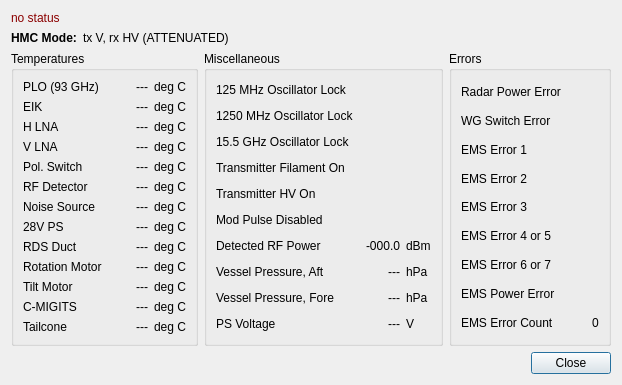
Before: the Qt Designer form src/hcrgui/Pmc730Details.ui in NCAR/HCR_instrument, drawn with Qt 5.
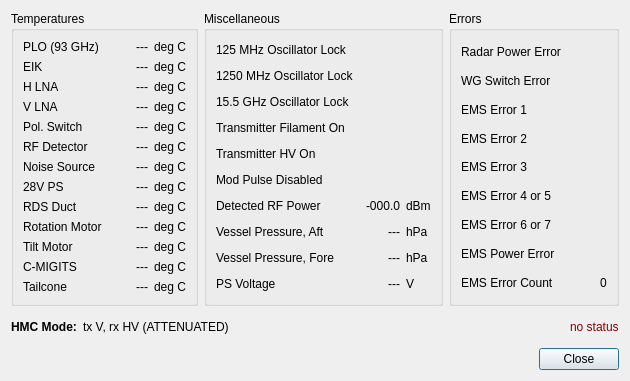
After: the same form once the commit is applied. Icons and pictures are not drawn.

Commit message: Moved daemon status and HMC mode display to bottom of GUI.

```diff
--- a/src/hcrgui/Pmc730Details.ui
+++ b/src/hcrgui/Pmc730Details.ui
@@ -6,68 +6,14 @@
    <rect>
     <x>0</x>
     <y>0</y>
-    <width>622</width>
-    <height>376</height>
+    <width>630</width>
+    <height>381</height>
    </rect>
   </property>
   <property name="windowTitle">
    <string>PMC-730 Details</string>
   </property>
   <layout class="QVBoxLayout" name="verticalLayout">
-   <item>
-    <widget class="QLabel" name="statusLabel">
-     <property name="text">
-      <string>&lt;font color='DarkRed'&gt;no status&lt;/font&gt;</string>
-     </property>
-    </widget>
-   </item>
-   <item>
-    <widget class="QWidget" name="hmcModeBox" native="true">
-     <layout class="QHBoxLayout" name="horizontalLayout_2">
-      <property name="margin">
-       <number>0</number>
-      </property>
-      <item>
-       <widget class="QLabel" name="hmcModeLabel">
-        <property name="sizePolicy">
-         <sizepolicy hsizetype="Minimum" vsizetype="Preferred">
-          <horstretch>0</horstretch>
-          <verstretch>0</verstretch>
-         </sizepolicy>
-        </property>
-        <property name="text">
-         <string>&lt;b&gt;HMC Mode:&lt;/b&gt;</string>
-        </property>
-        <property name="alignment">
-         <set>Qt::AlignLeading|Qt::AlignLeft|Qt::AlignVCenter</set>
-        </property>
-       </widget>
-      </item>
-      <item>
-       <widget class="QLabel" name="hmcModeValue">
-        <property name="sizePolicy">
-         <sizepolicy hsizetype="MinimumExpanding" vsizetype="Preferred">
-          <horstretch>0</horstretch>
-          <verstretch>0</verstretch>
-         </sizepolicy>
-        </property>
-        <property name="minimumSize">
-         <size>
-          <width>170</width>
-          <height>0</height>
-         </size>
-        </property>
-        <property name="text">
-         <string>tx V, rx HV (ATTENUATED)</string>
-        </property>
-        <property name="alignment">
-         <set>Qt::AlignLeading|Qt::AlignLeft|Qt::AlignVCenter</set>
-        </property>
-       </widget>
-      </item>
-     </layout>
-    </widget>
-   </item>
    <item>
     <widget class="QWidget" name="mainBox" native="true">
      <layout class="QHBoxLayout" name="horizontalLayout">
@@ -1046,6 +992,82 @@
      </layout>
     </widget>
    </item>
+   <item>
+    <widget class="QWidget" name="lowerBox" native="true">
+     <layout class="QHBoxLayout" name="horizontalLayout_3">
+      <property name="margin">
+       <number>0</number>
+      </property>
+      <item>
+       <widget class="QWidget" name="hmcModeBox" native="true">
+        <layout class="QHBoxLayout" name="horizontalLayout_2">
+         <property name="margin">
+          <number>0</number>
+         </property>
+         <item>
+          <widget class="QLabel" name="hmcModeLabel">
+           <property name="sizePolicy">
+            <sizepolicy hsizetype="Minimum" vsizetype="Preferred">
+             <horstretch>0</horstretch>
+             <verstretch>0</verstretch>
+            </sizepolicy>
+           </property>
+           <property name="text">
+            <string>&lt;b&gt;HMC Mode:&lt;/b&gt;</string>
+           </property>
+           <property name="alignment">
+            <set>Qt::AlignLeading|Qt::AlignLeft|Qt::AlignVCenter</set>
+           </property>
+          </widget>
+         </item>
+         <item>
+          <widget class="QLabel" name="hmcModeValue">
+           <property name="sizePolicy">
+            <sizepolicy hsizetype="MinimumExpanding" vsizetype="Preferred">
+             <horstretch>0</horstretch>
+             <verstretch>0</verstretch>
+            </sizepolicy>
+           </property>
+           <property name="minimumSize">
+            <size>
+             <width>170</width>
+             <height>0</height>
+            </size>
+           </property>
+           <property name="text">
+            <string>tx V, rx HV (ATTENUATED)</string>
+           </property>
+           <property name="alignment">
+            <set>Qt::AlignLeading|Qt::AlignLeft|Qt::AlignVCenter</set>
+           </property>
+          </widget>
+         </item>
+         <item>
+          <spacer name="horizontalSpacer">
+           <property name="orientation">
+            <enum>Qt::Horizontal</enum>
+           </property>
+           <property name="sizeHint" stdset="0">
+            <size>
+             <width>40</width>
+             <height>20</height>
+            </size>
+           </property>
+          </spacer>
+         </item>
+         <item>
+          <widget class="QLabel" name="statusLabel">
+           <property name="text">
+            <string>&lt;font color='DarkRed'&gt;no status&lt;/font&gt;</string>
+           </property>
+          </widget>
+         </item>
+        </layout>
+       </widget>
+      </item>
+     </layout>
+    </widget>
+   </item>
    <item>
     <widget class="QDialogButtonBox" name="buttonBox">
      <property name="orientation">
```
Left out of the diff: 1 changed line with no effect on the pictures.
